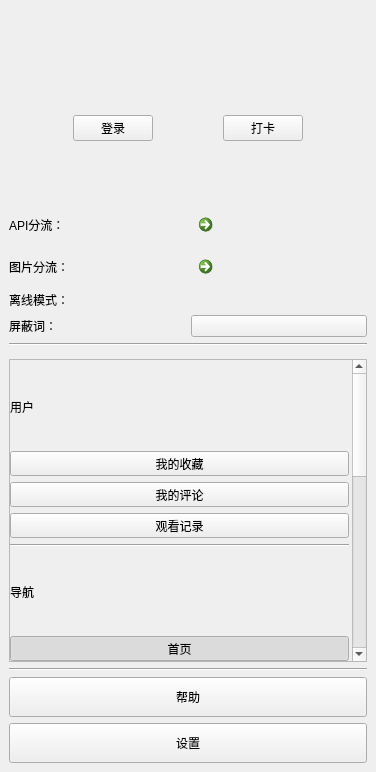
Before: the Qt Designer form ui/component/ui_navigation.ui in tonquer/picacg-qt, drawn with Qt 5.
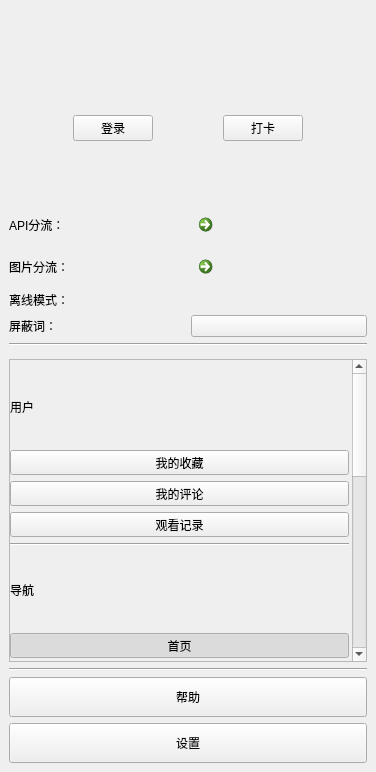
After: the same form once the commit is applied. Icons and pictures are not drawn. Custom widgets are drawn as their Qt base class.

What changed in the file:
```diff
--- a/ui/component/ui_navigation.ui
+++ b/ui/component/ui_navigation.ui
@@ -234,7 +234,7 @@
          <property name="geometry">
           <rect>
            <x>0</x>
-           <y>0</y>
+           <y>-521</y>
            <width>339</width>
            <height>800</height>
           </rect>
@@ -988,7 +988,7 @@
              <enum>Qt::NoFocus</enum>
             </property>
             <property name="text">
-             <string>Waifu2x</string>
+             <string>图片超分</string>
             </property>
             <property name="icon">
              <iconset>
```
